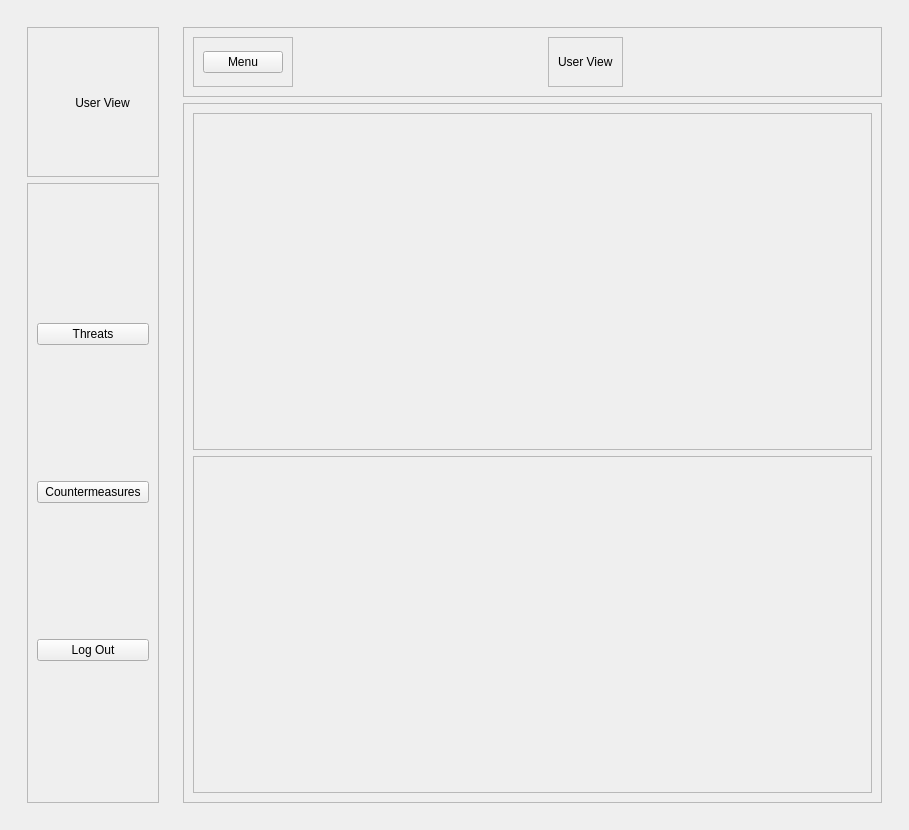
bnetting/UoN_2022-23_Group_Project, file UIPrototype/prototypeDevelopment2/main_ui.ui: the form before one commit.
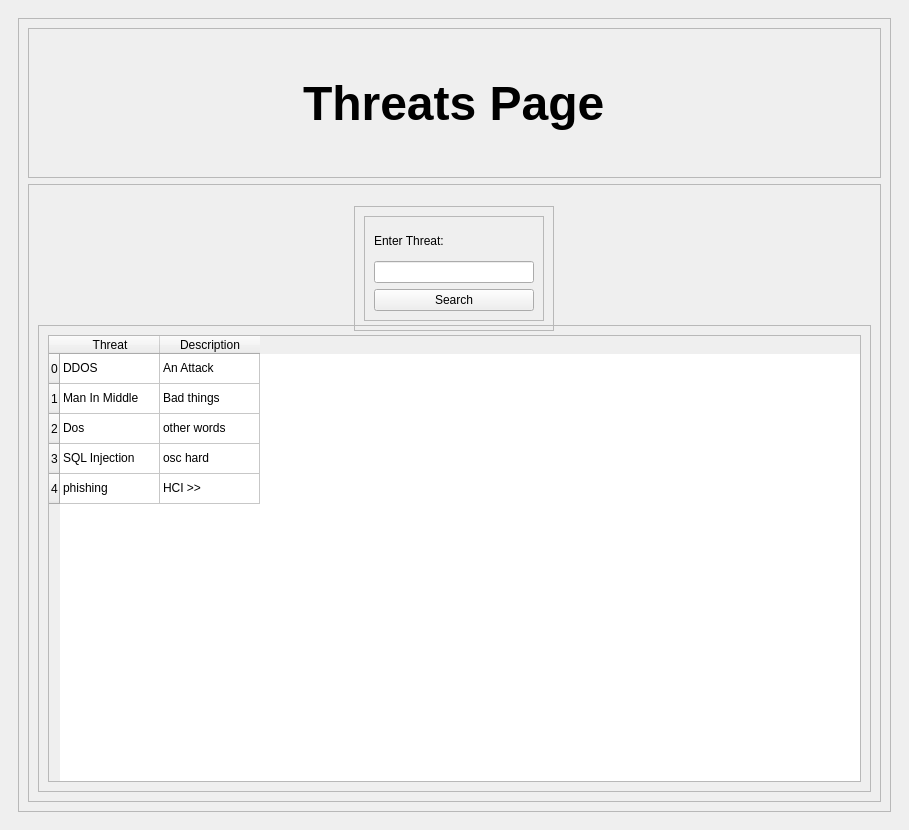
The form after the commit.

Commit message: Addition: Added threats page comp2002/2022-2023/team31_project#43 + contains basic layout + Comment driven design, using TODO comment tactic to define structure + Linked threats page to User overview page

Diff of the .ui file:
```diff
--- a/UIPrototype/prototypeDevelopment2/main_ui.ui
+++ b/UIPrototype/prototypeDevelopment2/main_ui.ui
@@ -18,7 +18,7 @@
     <item>
      <widget class="QStackedWidget" name="stackedWidget">
       <property name="currentIndex">
-       <number>3</number>
+       <number>5</number>
       </property>
       <widget class="QWidget" name="WelcomePage">
        <layout class="QVBoxLayout" name="verticalLayout_4">
@@ -753,6 +753,232 @@
         </item>
        </layout>
       </widget>
+      <widget class="QWidget" name="resultPage">
+       <layout class="QVBoxLayout" name="verticalLayout_13">
+        <item>
+         <widget class="QFrame" name="frame_12">
+          <property name="frameShape">
+           <enum>QFrame::StyledPanel</enum>
+          </property>
+          <property name="frameShadow">
+           <enum>QFrame::Raised</enum>
+          </property>
+          <layout class="QVBoxLayout" name="verticalLayout_17">
+           <item>
+            <widget class="QFrame" name="frame_14">
+             <property name="minimumSize">
+              <size>
+               <width>0</width>
+               <height>150</height>
+              </size>
+             </property>
+             <property name="maximumSize">
+              <size>
+               <width>16777215</width>
+               <height>150</height>
+              </size>
+             </property>
+             <property name="frameShape">
+              <enum>QFrame::StyledPanel</enum>
+             </property>
+             <property name="frameShadow">
+              <enum>QFrame::Raised</enum>
+             </property>
+             <layout class="QHBoxLayout" name="horizontalLayout_7">
+              <item alignment="Qt::AlignHCenter">
+               <widget class="QLabel" name="label_5">
+                <property name="font">
+                 <font>
+                  <pointsize>36</pointsize>
+                  <bold>true</bold>
+                 </font>
+                </property>
+                <property name="text">
+                 <string>Threats Page</string>
+                </property>
+               </widget>
+              </item>
+             </layout>
+            </widget>
+           </item>
+           <item>
+            <widget class="QFrame" name="threatsContainer">
+             <property name="minimumSize">
+              <size>
+               <width>200</width>
+               <height>0</height>
+              </size>
+             </property>
+             <property name="frameShape">
+              <enum>QFrame::StyledPanel</enum>
+             </property>
+             <property name="frameShadow">
+              <enum>QFrame::Raised</enum>
+             </property>
+             <layout class="QVBoxLayout" name="verticalLayout_18">
+              <item alignment="Qt::AlignHCenter">
+               <widget class="QFrame" name="frame_15">
+                <property name="minimumSize">
+                 <size>
+                  <width>200</width>
+                  <height>125</height>
+                 </size>
+                </property>
+                <property name="maximumSize">
+                 <size>
+                  <width>16777215</width>
+                  <height>100</height>
+                 </size>
+                </property>
+                <property name="frameShape">
+                 <enum>QFrame::StyledPanel</enum>
+                </property>
+                <property name="frameShadow">
+                 <enum>QFrame::Raised</enum>
+                </property>
+                <layout class="QHBoxLayout" name="horizontalLayout_8">
+                 <item>
+                  <widget class="QFrame" name="frame_17">
+                   <property name="frameShape">
+                    <enum>QFrame::StyledPanel</enum>
+                   </property>
+                   <property name="frameShadow">
+                    <enum>QFrame::Raised</enum>
+                   </property>
+                   <layout class="QVBoxLayout" name="verticalLayout_19">
+                    <item>
+                     <widget class="QLabel" name="label_8">
+                      <property name="text">
+                       <string>Enter Threat:</string>
+                      </property>
+                     </widget>
+                    </item>
+                    <item>
+                     <widget class="QLineEdit" name="lineEdit"/>
+                    </item>
+                    <item>
+                     <widget class="QPushButton" name="pushButton">
+                      <property name="text">
+                       <string>Search</string>
+                      </property>
+                     </widget>
+                    </item>
+                   </layout>
+                  </widget>
+                 </item>
+                </layout>
+               </widget>
+              </item>
+              <item>
+               <widget class="QFrame" name="frame_16">
+                <property name="frameShape">
+                 <enum>QFrame::StyledPanel</enum>
+                </property>
+                <property name="frameShadow">
+                 <enum>QFrame::Raised</enum>
+                </property>
+                <layout class="QHBoxLayout" name="horizontalLayout_9">
+                 <item>
+                  <widget class="QTableWidget" name="tableWidget">
+                   <row>
+                    <property name="text">
+                     <string>0</string>
+                    </property>
+                   </row>
+                   <row>
+                    <property name="text">
+                     <string>1</string>
+                    </property>
+                   </row>
+                   <row>
+                    <property name="text">
+                     <string>2</string>
+                    </property>
+                   </row>
+                   <row>
+                    <property name="text">
+                     <string>3</string>
+                    </property>
+                   </row>
+                   <row>
+                    <property name="text">
+                     <string>4</string>
+                    </property>
+                   </row>
+                   <column>
+                    <property name="text">
+                     <string>Threat</string>
+                    </property>
+                   </column>
+                   <column>
+                    <property name="text">
+                     <string>Description</string>
+                    </property>
+                   </column>
+                   <item row="0" column="0">
+                    <property name="text">
+                     <string>DDOS</string>
+                    </property>
+                   </item>
+                   <item row="0" column="1">
+                    <property name="text">
+                     <string>An Attack</string>
+                    </property>
+                   </item>
+                   <item row="1" column="0">
+                    <property name="text">
+                     <string>Man In Middle</string>
+                    </property>
+                   </item>
+                   <item row="1" column="1">
+                    <property name="text">
+                     <string>Bad things</string>
+                    </property>
+                   </item>
+                   <item row="2" column="0">
+                    <property name="text">
+                     <string>Dos</string>
+                    </property>
+                   </item>
+                   <item row="2" column="1">
+                    <property name="text">
+                     <string>other words</string>
+                    </property>
+                   </item>
+                   <item row="3" column="0">
+                    <property name="text">
+                     <string>SQL Injection</string>
+                    </property>
+                   </item>
+                   <item row="3" column="1">
+                    <property name="text">
+                     <string>osc hard</string>
+                    </property>
+                   </item>
+                   <item row="4" column="0">
+                    <property name="text">
+                     <string>phishing</string>
+                    </property>
+                   </item>
+                   <item row="4" column="1">
+                    <property name="text">
+                     <string>HCI &gt;&gt;</string>
+                    </property>
+                   </item>
+                  </widget>
+                 </item>
+                </layout>
+               </widget>
+              </item>
+             </layout>
+            </widget>
+           </item>
+          </layout>
+         </widget>
+        </item>
+       </layout>
+      </widget>
+      <widget class="QWidget" name="templateResultPage"/>
      </widget>
     </item>
    </layout>
```
The commit also changes 4 other files.
